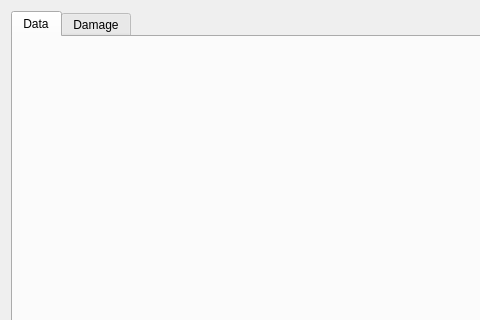
This is frontend/uh/forms/RecordingView.ui in reframedultimate/ReFramed as Qt 5 draws it before an edit; both pictures show x 0 to 480 and y 0 to 320 of the 943 by 853 pixel window. The edited form follows.
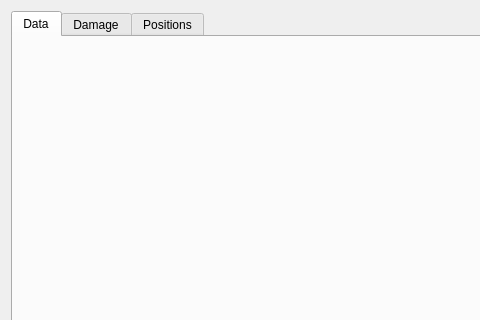
This is the edited form.

Commit message: Preliminary xy position plot

Patch:
```diff
--- a/frontend/uh/forms/RecordingView.ui
+++ b/frontend/uh/forms/RecordingView.ui
@@ -29,6 +29,11 @@
        <string>Damage</string>
       </attribute>
      </widget>
+     <widget class="QWidget" name="tab_xy_positions">
+      <attribute name="title">
+       <string>Positions</string>
+      </attribute>
+     </widget>
     </widget>
    </item>
   </layout>
```
Left out of the diff: 2 changed lines with no effect on the pictures. The commit also changes 7 other files.
